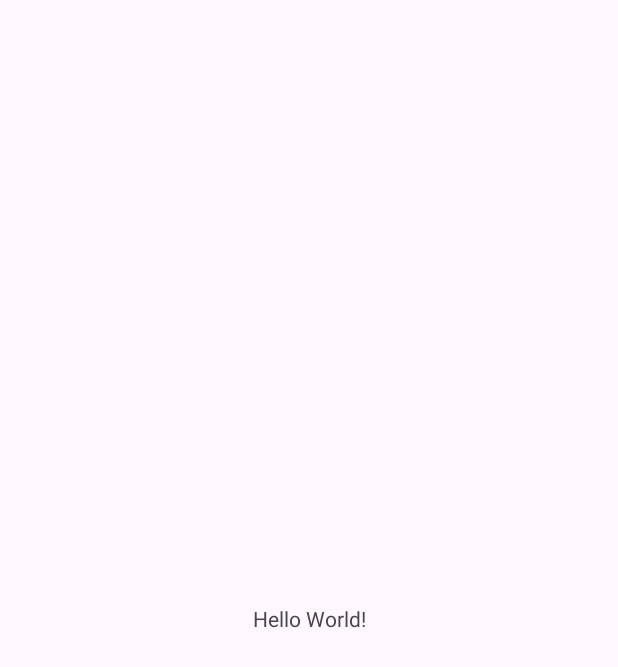
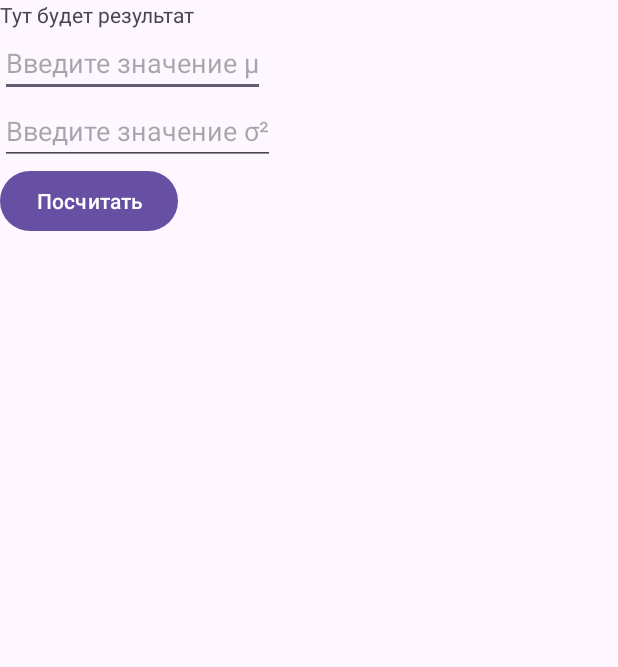
Before and after one commit to shiro-eden/CalculateLogNormal, an Android app: the screen it shows after launch (MainActivity), on a phone screen of 412 x 824 dp. Before the commit the part shown is almost empty. Shown: the top 667 px of the screen. Run offline under Robolectric (Android 15) with nearby library versions, the phone set to English and light mode, and no system bars.

Commit message:
Update layout

```diff
--- a/app/src/main/res/layout/activity_main.xml
+++ b/app/src/main/res/layout/activity_main.xml
@@ -1,19 +1,34 @@
 <?xml version="1.0" encoding="utf-8"?>
-<androidx.constraintlayout.widget.ConstraintLayout xmlns:android="http://schemas.android.com/apk/res/android"
-    xmlns:app="http://schemas.android.com/apk/res-auto"
+<LinearLayout xmlns:android="http://schemas.android.com/apk/res/android"
     xmlns:tools="http://schemas.android.com/tools"
     android:id="@+id/main"
     android:layout_width="match_parent"
     android:layout_height="match_parent"
-    tools:context=".MainActivity">
+    tools:context=".MainActivity"
+    android:orientation="vertical">
+    <TextView
+        android:id="@+id/random_number_result"
+        android:layout_height="wrap_content"
+        android:layout_width="wrap_content"
+        android:text="@string/label_result"/>
 
-    <TextView
+    <EditText
+        android:id="@+id/mean_val"
         android:layout_width="wrap_content"
         android:layout_height="wrap_content"
-        android:text="Hello World!"
-        app:layout_constraintBottom_toBottomOf="parent"
-        app:layout_constraintEnd_toEndOf="parent"
-        app:layout_constraintStart_toStartOf="parent"
-        app:layout_constraintTop_toTopOf="parent" />
+        android:hint="@string/hint_mean_val"/>
 
-</androidx.constraintlayout.widget.ConstraintLayout>
+    <EditText
+        android:id="@+id/variance_value"
+        android:layout_width="wrap_content"
+        android:layout_height="wrap_content"
+        android:hint="@string/hint_variance_value"/>
+
+    <Button
+        android:id="@+id/get_random_num"
+        android:layout_width="wrap_content"
+        android:layout_height="wrap_content"
+        android:text="@string/btn_calculate"
+        />
+
+</LinearLayout>
--- a/app/src/main/res/values/strings.xml
+++ b/app/src/main/res/values/strings.xml
@@ -1,3 +1,7 @@
 <resources>
     <string name="app_name">CalculateLogNormal</string>
+Ed    <string name="hint_mean_val">Введите значение μ</string>
+    <string name="hint_variance_value">Введите значение σ²</string>
+    <string name="btn_calculate">Посчитать</string>
+    <string name="label_result">Тут будет результат</string>
 </resources>
```
